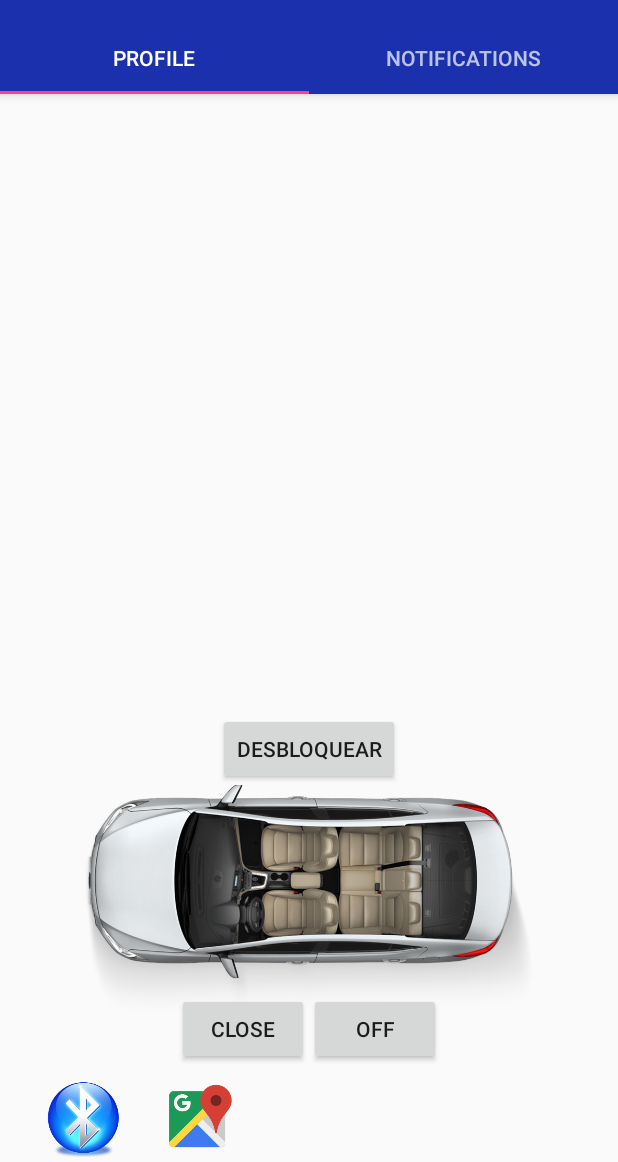
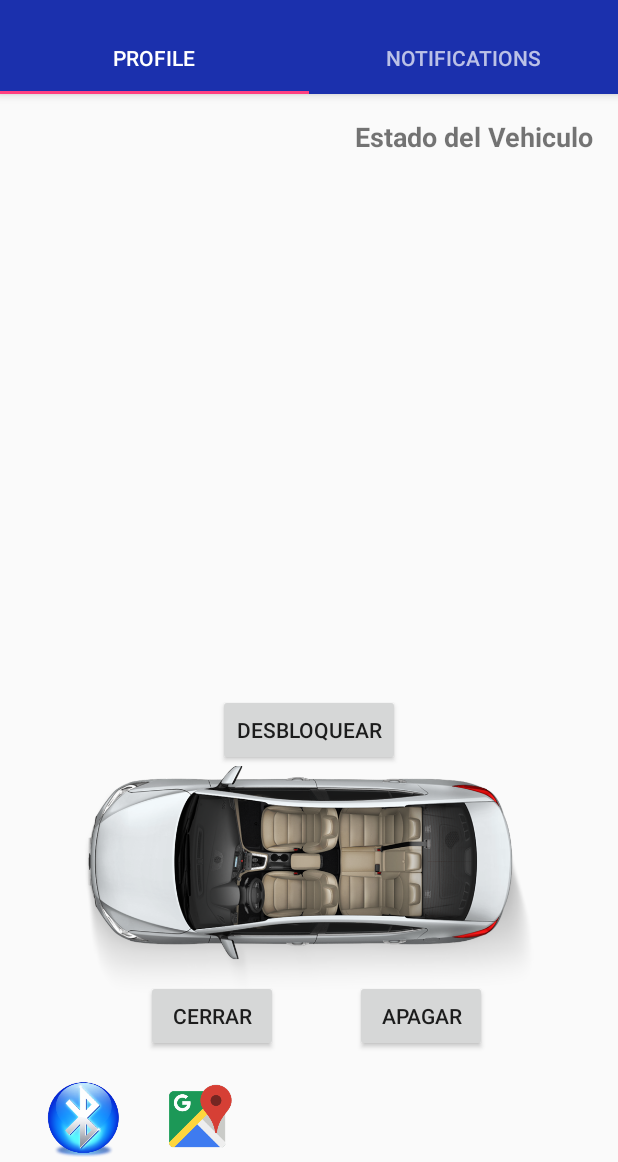
Before and after one commit to rafaeldavid20/RRSS2.0, an Android app: the screen it shows after launch once a user with an empty profile is signed in (ProfileTabActivity), on a phone screen of 412 x 824 dp, the part 74-1236 px from its top. Run offline under Robolectric (Android 15) with nearby library versions, the phone set to English and light mode, and no system bars; our stand-ins replace Firebase (no records; nobody signed in at launch, a user with empty details on screens opened directly); 3 statements that could not run were skipped.

Commit message:
2/4/2017

```diff
--- a/app/src/main/java/com/example/rafae/rrss20/ProfileTabActivity.java
+++ b/app/src/main/java/com/example/rafae/rrss20/ProfileTabActivity.java
@@ -21,6 +21,7 @@ import android.widget.ImageButton;
 import android.widget.TextView;
 import android.widget.Toast;
 
+import com.google.android.gms.tasks.RuntimeExecutionException;
 import com.google.firebase.auth.FirebaseAuth;
 import com.google.firebase.auth.FirebaseUser;
 import com.google.firebase.database.DataSnapshot;
@@ -29,9 +30,11 @@ import com.google.firebase.database.DatabaseReference;
 import com.google.firebase.database.FirebaseDatabase;
 import com.google.firebase.database.ValueEventListener;
 
+import java.io.IOException;
+
 public class ProfileTabActivity extends AppCompatActivity implements View.OnClickListener {
 
-    private FirebaseAuth firebaseAuth;
+    private static FirebaseAuth firebaseAuth;
     private SectionsPagerAdapter mSectionsPagerAdapter;
     private ViewPager mViewPager;
     static DatabaseReference mRootRef = FirebaseDatabase.getInstance().getReference();
@@ -41,6 +44,8 @@ public class ProfileTabActivity extends AppCompatActivity implements View.OnClic
     static DatabaseReference mConditionRefmodelo;
     static DatabaseReference mConditionRefplaca;
     static DatabaseReference mConditionRefestado;
+    static DatabaseReference mConditionReflongitud;
+    static DatabaseReference mConditionReflatitud;
 
     private static TextView tvmotor;
     private static TextView tvdoors;
@@ -50,19 +55,12 @@ public class ProfileTabActivity extends AppCompatActivity implements View.OnClic
     private static TextView tvestado;
     private static String uid;
 
+
     @Override
     protected void onCreate(Bundle savedInstanceState) {
         super.onCreate(savedInstanceState);
 
         firebaseAuth = FirebaseAuth.getInstance();
-        uid = firebaseAuth.getCurrentUser().getUid().toString();
-        mConditionRefdoors = mRootRef.child("users").child(uid).child("doors");
-        mConditionRefuser = mRootRef.child("users").child(uid).child("nombre");
-        mConditionRefmodelo = mRootRef.child("users").child(uid).child("modelo");
-        mConditionRefplaca = mRootRef.child("users").child(uid).child("placa");
-        mConditionRefestado = mRootRef.child("users").child(uid).child("estado");
-        mConditionRefmotor = mRootRef.child("users").child(uid).child("motor");
-
 
         if(firebaseAuth.getCurrentUser() == null){
             finish();
@@ -70,7 +68,6 @@ public class ProfileTabActivity extends AppCompatActivity implements View.OnClic
         }
 
             setContentView(R.layout.activity_profile_tab);
-        FirebaseUser user = firebaseAuth.getCurrentUser();
 
             Toolbar toolbar = (Toolbar) findViewById(R.id.toolbar);
             setSupportActionBar(toolbar);
@@ -84,6 +81,7 @@ public class ProfileTabActivity extends AppCompatActivity implements View.OnClic
 
             TabLayout tabLayout = (TabLayout) findViewById(R.id.tabs);
             tabLayout.setupWithViewPager(mViewPager);
+
 
 
 
@@ -152,11 +150,31 @@ public class ProfileTabActivity extends AppCompatActivity implements View.OnClic
             ImageButton button2 = (ImageButton) rootView.findViewById(R.id.imageButton2);
             ImageButton buttonBt = (ImageButton) rootView.findViewById(R.id.imageButton3);
 
+
+
+            try {
+                uid = firebaseAuth.getCurrentUser().getUid().toString();
+                mConditionRefdoors = mRootRef.child("users").child(uid).child("doors");
+                mConditionRefuser = mRootRef.child("users").child(uid).child("nombre");
+                mConditionRefmodelo = mRootRef.child("users").child(uid).child("modelo");
+                mConditionRefplaca = mRootRef.child("users").child(uid).child("placa");
+                mConditionRefestado = mRootRef.child("users").child(uid).child("estado");
+                mConditionRefmotor = mRootRef.child("users").child(uid).child("motor");
+                mConditionReflongitud = mRootRef.child("users").child(uid).child("location").child("longitud");
+                mConditionReflatitud = mRootRef.child("users").child(uid).child("location").child("latitud");
+
+
+            }
+            catch (Exception e){
+                throw new RuntimeExecutionException(e);
+            }
+
             button2.setOnClickListener(new View.OnClickListener() {
                 @Override
                 public void onClick(View v) {
 
                     startActivity(new Intent(getActivity(), MapsActivity.class));
+
                 }
             });
 
@@ -179,7 +197,7 @@ public class ProfileTabActivity extends AppCompatActivity implements View.OnClic
             tvuser = (TextView) rootView.findViewById(R.id.textViewNombre);
             tvmodelo = (TextView) rootView.findViewById(R.id.textViewModelo);
             tvplaca = (TextView) rootView.findViewById(R.id.textViewPlaca);
-            tvestado = (TextView) rootView.findViewById(R.id.textViewEstado);
+            tvestado = (TextView) rootView.findViewById(R.id.estado);
 
             mConditionRefestado.addValueEventListener(new ValueEventListener() {
                 @Override
--- a/app/src/main/res/layout/fragment_1.xml
+++ b/app/src/main/res/layout/fragment_1.xml
@@ -72,43 +72,6 @@
         android:textSize="18sp"
         android:textStyle="normal|bold" />
 
-    <TextView
-        android:layout_width="wrap_content"
-        android:layout_height="wrap_content"
-        android:id="@+id/textViewPuertas"
-        android:layout_alignBaseline="@+id/textViewPlaca"
-        android:layout_alignBottom="@+id/textViewPlaca"
-        android:layout_alignParentRight="true"
-        android:layout_alignParentEnd="true" />
-
-    <TextView
-        android:layout_width="wrap_content"
-        android:layout_height="wrap_content"
-        android:id="@+id/textViewMotor"
-        android:layout_alignBaseline="@+id/textViewModelo"
-        android:layout_alignBottom="@+id/textViewModelo"
-        android:layout_alignParentRight="true"
-        android:layout_alignParentEnd="true" />
-
-    <Button
-        android:text="Close"
-        android:layout_width="wrap_content"
-        android:layout_height="wrap_content"
-        android:id="@+id/buttonClose"
-        android:layout_alignBaseline="@+id/buttonOff"
-        android:layout_alignBottom="@+id/buttonOff"
-        android:layout_toLeftOf="@+id/buttonOff"
-        android:layout_toStartOf="@+id/buttonOff" />
-
-    <TextView
-        android:layout_width="wrap_content"
-        android:layout_height="wrap_content"
-        android:id="@+id/estado"
-        android:textStyle="normal|bold"
-        android:layout_above="@+id/buttonDesbloqueo"
-        android:layout_centerHorizontal="true"
-        android:layout_marginBottom="11dp" />
-
     <Button
         android:text="Desbloquear"
         android:layout_width="wrap_content"
@@ -117,23 +80,63 @@
         android:layout_above="@+id/imageView3"
         android:layout_centerHorizontal="true" />
 
+    <TextView
+        android:layout_width="wrap_content"
+        android:layout_height="wrap_content"
+        android:id="@+id/textViewPuertas"
+        android:layout_below="@+id/textViewPlaca"
+        android:layout_alignParentRight="true"
+        android:layout_alignParentEnd="true"
+        android:layout_marginTop="29dp" />
+
+    <TextView
+        android:layout_width="wrap_content"
+        android:layout_height="wrap_content"
+        android:id="@+id/textViewMotor"
+        android:layout_alignTop="@+id/textViewPlaca"
+        android:layout_alignParentRight="true"
+        android:layout_alignParentEnd="true"
+        android:layout_marginTop="9dp" />
+
     <ImageView
         android:layout_width="wrap_content"
         android:layout_height="wrap_content"
         app:srcCompat="@drawable/carro"
         android:id="@+id/imageView3"
+        android:layout_marginBottom="35dp"
         android:layout_alignBottom="@+id/buttonClose"
-        android:layout_centerHorizontal="true"
-        android:layout_marginBottom="31dp" />
+        android:layout_centerHorizontal="true" />
+
+    <TextView
+        android:layout_width="wrap_content"
+        android:layout_height="wrap_content"
+        android:id="@+id/estado"
+        android:textStyle="normal|bold"
+        android:layout_alignBaseline="@+id/textViewModelo"
+        android:layout_alignBottom="@+id/textViewModelo"
+        android:layout_alignParentRight="true"
+        android:layout_alignParentEnd="true" />
 
     <Button
-        android:text="OFF"
+        android:text="APAGAR"
         android:layout_width="wrap_content"
         android:layout_height="wrap_content"
         android:id="@+id/buttonOff"
-        android:layout_marginBottom="11dp"
+        android:layout_marginBottom="20dp"
         android:layout_above="@+id/imageButton2"
-        android:layout_toRightOf="@+id/estado"
-        android:layout_toEndOf="@+id/estado" />
+        android:layout_alignLeft="@+id/textViewEstado"
+        android:layout_alignStart="@+id/textViewEstado" />
+
+    <Button
+        android:text="CERRAR"
+        android:layout_width="wrap_content"
+        android:layout_height="wrap_content"
+        android:id="@+id/buttonClose"
+        android:layout_alignBaseline="@+id/buttonOff"
+        android:layout_alignBottom="@+id/buttonOff"
+        android:layout_toRightOf="@+id/imageButton3"
+        android:layout_toEndOf="@+id/imageButton3"
+        android:layout_marginLeft="16dp"
+        android:layout_marginStart="16dp" />
 
 </RelativeLayout>
```
Also changed, not shown: app/src/main/java/com/example/rafae/rrss20/BluetoothMode.java (+9 -18 lines), app/src/main/java/com/example/rafae/rrss20/Coordenadas.java (added, +35 -0 lines), app/src/main/java/com/example/rafae/rrss20/MapsActivity.java (+79 -5 lines), app/src/main/res/layout/activity_bluetooth_mode.xml (+18 -31 lines), app/src/main/res/layout/activity_maps.xml (+51 -2 lines). Lines whose indentation alone changed are shown as unchanged.
